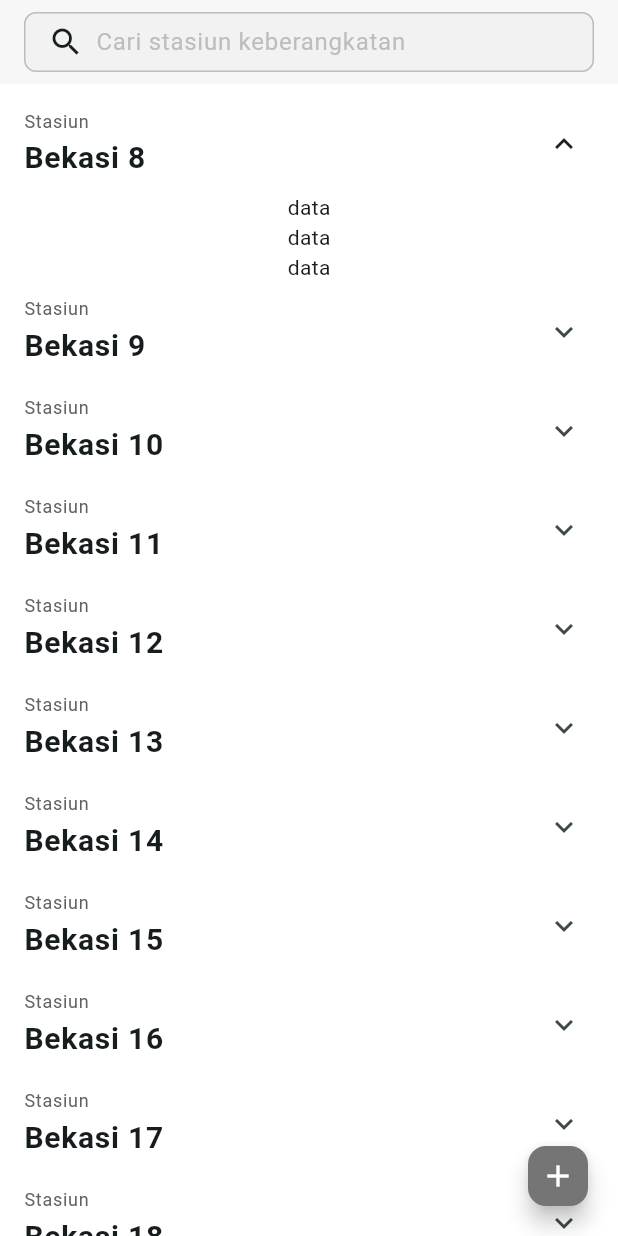
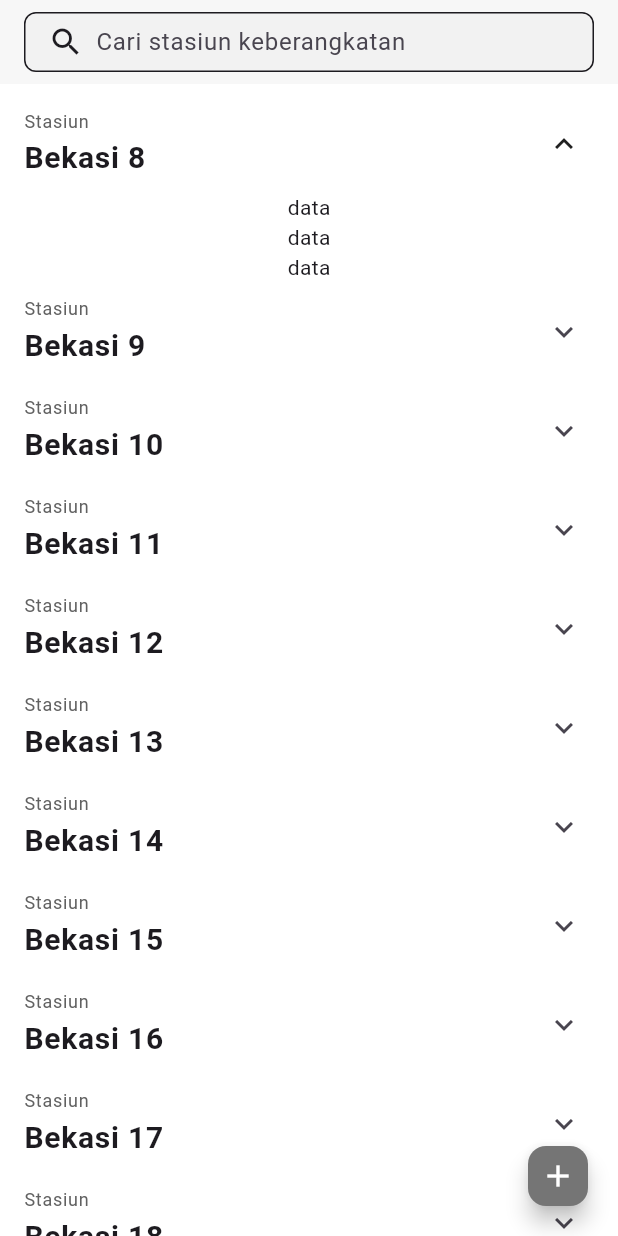
Before and after one commit to deanuharatinu/comuline-flutter, a Flutter app: the screen it shows after launch, scrolled down 576 dp, after a tap on "Stasiun", on a phone screen of 412 x 824 dp. Run offline on Flutter 3.47's test engine with Material 3 defaults, Android fonts, the light colour scheme and no system bars; our stand-ins replace flutter_svg.

Commit message:
implement light-dark mode

```diff
--- /dev/null
+++ b/lib/comuline_theme.dart
@@ -0,0 +1,33 @@
+import 'package:comuline/comuline_theme_data.dart';
+import 'package:flutter/material.dart';
+
+class ComulineTheme extends InheritedWidget {
+  const ComulineTheme({
+    required this.lightTheme,
+    required this.darkTheme,
+    required super.child,
+    super.key,
+  });
+
+  final ComulineThemeData lightTheme;
+  final ComulineThemeData darkTheme;
+
+  @override
+  bool updateShouldNotify(ComulineTheme oldWidget) {
+    return oldWidget.lightTheme != lightTheme ||
+        oldWidget.darkTheme != darkTheme;
+  }
+
+  static ComulineThemeData of(BuildContext context) {
+    final ComulineTheme? inheritedTheme =
+        context.dependOnInheritedWidgetOfExactType<ComulineTheme>();
+
+    assert(inheritedTheme != null, 'No WonderTheme found in context');
+
+    final currentBrightness = Theme.of(context).brightness;
+
+    return currentBrightness == Brightness.dark
+        ? inheritedTheme!.darkTheme
+        : inheritedTheme!.lightTheme;
+  }
+}
--- /dev/null
+++ b/lib/comuline_theme_data.dart
@@ -0,0 +1,67 @@
+import 'package:flutter/material.dart';
+
+abstract class ComulineThemeData {
+  ThemeData get materialThemeData;
+}
+
+class LightComulineThemeData extends ComulineThemeData {
+  @override
+  ThemeData get materialThemeData => ThemeData(
+        fontFamily: 'Roboto',
+        brightness: Brightness.light,
+        useMaterial3: true,
+        scaffoldBackgroundColor: Colors.white,
+        appBarTheme: const AppBarTheme(
+          backgroundColor: Colors.white,
+        ),
+        listTileTheme: ListTileThemeData(
+          iconColor: Colors.grey.shade900,
+        ),
+        textSelectionTheme: TextSelectionThemeData(
+          cursorColor: Colors.grey.shade800,
+          selectionColor: Colors.grey.shade300,
+          selectionHandleColor: Colors.grey.shade600,
+        ),
+      );
+}
+
+class DarkComulineThemeData extends ComulineThemeData {
+  @override
+  ThemeData get materialThemeData => ThemeData(
+        fontFamily: 'Roboto',
+        brightness: Brightness.dark,
+        useMaterial3: true,
+        scaffoldBackgroundColor: Colors.grey.shade900,
+        appBarTheme: AppBarTheme(
+          backgroundColor: Colors.grey.shade900,
+        ),
+        listTileTheme: const ListTileThemeData(
+          iconColor: Colors.white70,
+        ),
+        textSelectionTheme: TextSelectionThemeData(
+          cursorColor: Colors.white60,
+          selectionColor: Colors.white60,
+          selectionHandleColor: Colors.grey.shade700,
+        ),
+      );
+}
+
+extension on Color {
+  Map<int, Color> _toSwatch() => {
+        50: withOpacity(0.1),
+        100: withOpacity(0.2),
+        200: withOpacity(0.3),
+        300: withOpacity(0.4),
+        400: withOpacity(0.5),
+        500: withOpacity(0.6),
+        600: withOpacity(0.7),
+        700: withOpacity(0.8),
+        800: withOpacity(0.9),
+        900: this,
+      };
+
+  MaterialColor toMaterialColor() => MaterialColor(
+        value,
+        _toSwatch(),
+      );
+}
--- /dev/null
+++ b/lib/dark_mode_preference.dart
@@ -0,0 +1 @@
+enum DarkModePreference { alwaysDark, alwaysLight }
--- a/lib/features/home/home_screen.dart
+++ b/lib/features/home/home_screen.dart
@@ -1,104 +1,36 @@
-import 'package:flutter/cupertino.dart';
+import 'package:comuline/comuline_theme.dart';
 import 'package:flutter/material.dart';
-import 'package:flutter/widgets.dart';
 import 'package:flutter_svg/svg.dart';
 
 class HomeScreen extends StatelessWidget {
-  const HomeScreen({super.key});
+  const HomeScreen({
+    this.onThemeToggleTap,
+    super.key,
+  });
+
+  final VoidCallback? onThemeToggleTap;
 
   @override
   Widget build(BuildContext context) {
+    final theme = ComulineTheme.of(context);
+
     return SafeArea(
       child: Scaffold(
-        body: CustomScrollView(
+        body: GestureDetector(
+          onTap: () => _releaseFocus(context),
+          child: CustomScrollView(
             slivers: [
-            SliverAppBar(
-              backgroundColor: Colors.white,
-              title: Row(
-                children: [
-                  SvgPicture.asset(
-                    'assets/icons/ic_comuline_logo.svg',
-                    width: 26,
-                    colorFilter: ColorFilter.mode(
-                      Colors.grey.shade400,
-                      BlendMode.srcIn,
-                    ),
-                  ),
-                  const SizedBox(width: 6),
-                  Text(
-                    'Comuline',
-                    style: TextStyle(
-                      fontFamily: 'GeistMono',
-                      color: Colors.grey.shade400,
-                      fontSize: 18,
-                    ),
-                  ),
-                ],
-              ),
-              actions: [
-                IconButton(
-                  onPressed: () {},
-                  icon: Icon(
-                    Icons.dark_mode_outlined,
-                    color: Colors.grey.shade600,
-                  ),
-                ),
-                // IconButton(
-                //   onPressed: () {},
-                //   icon: Icon(
-                //     Icons.search,
-                //     color: Colors.grey.shade600,
-                //   ),
-                // ),
-                IconButton(
-                  onPressed: () {},
-                  icon: Icon(
-                    Icons.swap_vert,
-                    color: Colors.grey.shade600,
-                  ),
-                ),
-              ],
-              // child: SizedBox(
-              //   height: 20,
-              //   child: Center(
-              //     child: Text('Scroll to see the SliverAppBar in effect.'),
-              //   ),
-              // ),
-            ),
+              CustomAppBar(onThemeToggleTap: onThemeToggleTap),
               SliverAppBar(
                 pinned: true,
                 floating: true,
                 surfaceTintColor: Colors.grey.shade500,
-              backgroundColor: Colors.white, // TODO pake dynamic theme
-              flexibleSpace: FlexibleSpaceBar(
-                titlePadding: const EdgeInsets.symmetric(
+                flexibleSpace: const FlexibleSpaceBar(
+                  titlePadding: EdgeInsets.symmetric(
                     horizontal: 16,
                     vertical: 8,
                   ),
-                title: SearchBar(
-                  shape: WidgetStatePropertyAll(
-                    RoundedRectangleBorder(
-                        borderRadius:
-                            const BorderRadius.all(Radius.circular(8)),
-                        side: BorderSide(
-                          color: Colors.grey.shade400,
-                          width: 1,
-                        )),
-                  ),
-                  backgroundColor: WidgetStatePropertyAll(
-                      Colors.grey.shade400.withAlpha(20)), // TODO dynamic theme
-                  elevation: const WidgetStatePropertyAll(0),
-                  hintText: 'Cari stasiun keberangkatan',
-                  hintStyle: WidgetStatePropertyAll(
-                    TextStyle(color: Colors.grey.shade400),
-                  ),
-                  leading: const Padding(
-                    padding: EdgeInsets.only(left: 8),
-                    child: Icon(
-                      Icons.search,
-                    ),
-                  ),
-                ),
+                  title: CustomSearchBar(),
                 ),
               ),
               SliverList(
@@ -106,7 +38,8 @@ class HomeScreen extends StatelessWidget {
                   childCount: 20,
                   (context, index) {
                     return ExpansionTile(
-                    iconColor: Colors.grey.shade900,
+                      iconColor:
+                          theme.materialThemeData.listTileTheme.iconColor,
                       shape: const Border(),
                       title: Column(
                         crossAxisAlignment: CrossAxisAlignment.start,
@@ -138,131 +71,121 @@ class HomeScreen extends StatelessWidget {
               ),
             ],
           ),
-        // appBar: AppBar(
-        // backgroundColor: Colors.white,
-        // title: Row(
-        //   children: [
-        //     SvgPicture.asset(
-        //       'assets/icons/ic_comuline_logo.svg',
-        //       width: 26,
-        //       colorFilter: ColorFilter.mode(
-        //         Colors.grey.shade400,
-        //         BlendMode.srcIn,
-        //       ),
-        //     ),
-        //     const SizedBox(width: 6),
-        //     Text(
-        //       'Comuline',
-        //       style: TextStyle(
-        //         fontFamily: 'GeistMono',
-        //         color: Colors.grey.shade400,
-        //         fontSize: 18,
-        //       ),
-        //     ),
-        //   ],
-        // ),
-        // actions: [
-        //   IconButton(
-        //     onPressed: () {},
-        //     icon: Icon(
-        //       Icons.dark_mode_outlined,
-        //       color: Colors.grey.shade600,
-        //     ),
-        //   ),
-        //   // IconButton(
-        //   //   onPressed: () {},
-        //   //   icon: Icon(
-        //   //     Icons.search,
-        //   //     color: Colors.grey.shade600,
-        //   //   ),
-        //   // ),
-        //   IconButton(
-        //     onPressed: () {},
-        //     icon: Icon(
-        //       Icons.swap_vert,
-        //       color: Colors.grey.shade600,
-        //     ),
-        //   ),
-        // ],
-        // ),
+        ),
         floatingActionButton: FloatingActionButton.small(
           onPressed: () {
             // TODO
           },
           foregroundColor: Colors.grey.shade600,
           backgroundColor: Colors.grey.shade600,
-          child: Icon(
+          child: const Icon(
             Icons.add,
             color: Colors.white,
           ),
         ),
-        // body: ListView.separated(
-        //   separatorBuilder: (context, index) {
-        //     return Padding(
-        //       padding: const EdgeInsets.symmetric(
-        //         horizontal: 16,
-        //         vertical: 12,
-        //       ),
-        //       child: Container(
-        //         height: 1,
-        //         color: Colors.grey.shade300,
-        //       ),
-        //     );
-        //   },
-        //   itemCount: 2, // Ensure this is greater than zero
-        //   itemBuilder: (context, index) {
-        //     return ExpansionTile(
-        //       iconColor: Colors.grey.shade900,
-        //       shape: const Border(),
-        //       title: Column(
-        //         crossAxisAlignment: CrossAxisAlignment.start,
-        //         children: [
-        //           Text(
-        //             'Stasiun',
-        //             style: TextStyle(
-        //               fontSize: 12,
-        //               color: Colors.grey.shade700,
-        //             ),
-        //           ),
-        //           Text(
-        //             'Bekasi $index',
-        //             style: const TextStyle(
-        //               fontSize: 20,
-        //               fontWeight: FontWeight.bold,
-        //             ),
-        //           ),
-        //         ],
-        //       ),
-        //       children: [
-        //         Text('data'),
-        //         Text('data'),
-        //         Text('data'),
-        //       ],
-        //     );
-        //   },
-        // ),
-        // // body: Center(
-        //   child: ListView.builder(
-        //     itemBuilder: (context, index) {
-        //       Text(
-        //         'Title $index',
-        //         style: TextStyle(
-        //           color: Colors.black,
-        //         ),
-        //       );
-        //       // // TODO
-        // ExpansionTile(
-        //   title: Text('Title $index'),
-        //   children: [
-        //     Text('data'),
-        //     Text('data'),
-        //     Text('data'),
-        //   ],
-        // );
-        //     },
-        //     itemCount: 10,
-        //   ),
-        // ),
+      ),
+    );
+  }
+
+  _releaseFocus(BuildContext context) => FocusScope.of(context).unfocus();
+}
+
+class CustomAppBar extends StatelessWidget {
+  const CustomAppBar({
+    super.key,
+    this.onThemeToggleTap,
+    this.onSortTap,
+  });
+
+  final VoidCallback? onThemeToggleTap;
+  final VoidCallback? onSortTap;
+
+  @override
+  Widget build(BuildContext context) {
+    return SliverAppBar(
+      title: Row(
+        children: [
+          SvgPicture.asset(
+            'assets/icons/ic_comuline_logo.svg',
+            width: 26,
+            colorFilter: ColorFilter.mode(
+              Colors.grey.shade600,
+              BlendMode.srcIn,
+            ),
+          ),
+          const SizedBox(width: 6),
+          Text(
+            'Comuline',
+            style: TextStyle(
+              fontFamily: 'GeistMono',
+              color: Colors.grey.shade600,
+              fontSize: 18,
+            ),
+          ),
+        ],
+      ),
+      actions: [
+        IconButton(
+          onPressed: onThemeToggleTap,
+          icon: Icon(
+            Icons.dark_mode_outlined,
+            color: Colors.grey.shade600,
+          ),
+        ),
+        IconButton(
+          onPressed: onSortTap,
+          icon: Icon(
+            Icons.swap_vert,
+            color: Colors.grey.shade600,
+          ),
+        ),
+      ],
+    );
+  }
+}
+
+class CustomSearchBar extends StatefulWidget {
+  const CustomSearchBar({super.key});
+
+  @override
+  State<StatefulWidget> createState() {
+    return _CustomSearchBar();
+  }
+}
+
+class _CustomSearchBar extends State<CustomSearchBar> {
+  final _searchBarFocusNode = FocusNode();
+
+  @override
+  void dispose() {
+    _searchBarFocusNode.dispose();
+    super.dispose();
+  }
+
+  @override
+  Widget build(BuildContext context) {
+    final theme = ComulineTheme.of(context);
+
+    return SearchBar(
+      focusNode: _searchBarFocusNode,
+      shape: WidgetStatePropertyAll(
+        RoundedRectangleBorder(
+            borderRadius: const BorderRadius.all(Radius.circular(8)),
+            side: BorderSide(
+              color: theme.materialThemeData.colorScheme.onSurface,
+              width: 1,
+            )),
+      ),
+      backgroundColor: WidgetStatePropertyAll(
+        Colors.grey.shade400.withAlpha(20),
+      ),
+      elevation: const WidgetStatePropertyAll(0),
+      hintText: 'Cari stasiun keberangkatan',
+      leading: const Padding(
+        padding: EdgeInsets.only(left: 8),
+        child: Icon(
+          Icons.search,
+        ),
       ),
     );
   }
--- a/lib/main.dart
+++ b/lib/main.dart
@@ -1,3 +1,6 @@
+import 'package:comuline/comuline_theme.dart';
+import 'package:comuline/comuline_theme_data.dart';
+import 'package:comuline/dark_mode_preference.dart';
 import 'package:comuline/features/home/home_screen.dart';
 import 'package:flutter/material.dart';
 
@@ -5,21 +8,52 @@
   runApp(const Comuline());
 }
 
-class Comuline extends StatelessWidget {
+class Comuline extends StatefulWidget {
   const Comuline({super.key});
 
   @override
+  State<Comuline> createState() => _ComulineState();
+}
+
+class _ComulineState extends State<Comuline> {
+  var darkModePreference = DarkModePreference.alwaysLight;
+
+  @override
   Widget build(BuildContext context) {
-    return MaterialApp(
-      title: 'Comuline',
-      debugShowCheckedModeBanner: true,
-      theme: ThemeData(
-        fontFamily: 'Roboto',
-        scaffoldBackgroundColor: Colors.white,
-        colorScheme: ColorScheme.fromSeed(seedColor: Colors.white),
-        useMaterial3: true,
+    final lightTheme = LightComulineThemeData();
+    final darkTheme = DarkComulineThemeData();
+
+    return ComulineTheme(
+      lightTheme: lightTheme,
+      darkTheme: darkTheme,
+      child: MaterialApp(
+        title: 'Comuline',
+        debugShowCheckedModeBanner: true,
+        themeMode: darkModePreference.themeMode(),
+        theme: lightTheme.materialThemeData,
+        darkTheme: darkTheme.materialThemeData,
+        home: HomeScreen(
+          onThemeToggleTap: () {
+            setState(() {
+              darkModePreference =
+                  darkModePreference == DarkModePreference.alwaysLight
+                      ? DarkModePreference.alwaysDark
+                      : DarkModePreference.alwaysLight;
+            });
+          },
+        ),
       ),
-      home: const HomeScreen(),
     );
   }
 }
+
+extension on DarkModePreference {
+  ThemeMode themeMode() {
+    switch (this) {
+      case DarkModePreference.alwaysDark:
+        return ThemeMode.dark;
+      case DarkModePreference.alwaysLight:
+        return ThemeMode.light;
+    }
+  }
+}
```
Lines whose indentation alone changed are shown as unchanged.
